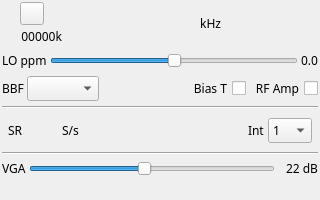
This is plugins/samplesink/hackrfoutput/hackrfoutputgui.ui in f4exb/sdrangel as Qt 5 draws it before an edit. The edited form follows.
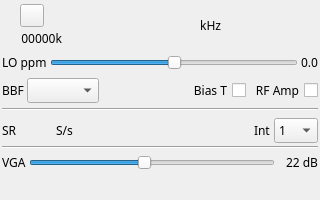
This is the edited form. Icons and pictures are not drawn. Custom widgets are drawn as their Qt base class.

The edit to the form file:
```diff
--- a/plugins/samplesink/hackrfoutput/hackrfoutputgui.ui
+++ b/plugins/samplesink/hackrfoutput/hackrfoutputgui.ui
@@ -49,6 +49,9 @@
    </property>
    <item>
     <layout class="QHBoxLayout" name="horizontalLayout_freq">
+     <property name="topMargin">
+      <number>2</number>
+     </property>
      <property name="bottomMargin">
       <number>2</number>
      </property>
@@ -127,7 +130,7 @@
        </property>
        <property name="font">
         <font>
-         <family>Monospace</family>
+         <family>DejaVu Sans Mono</family>
          <pointsize>20</pointsize>
         </font>
        </property>
@@ -285,17 +288,8 @@
    </item>
    <item>
     <layout class="QHBoxLayout" name="horizontalLayout">
-     <property name="leftMargin">
-      <number>6</number>
-     </property>
      <property name="topMargin">
-      <number>6</number>
-     </property>
-     <property name="rightMargin">
-      <number>6</number>
-     </property>
-     <property name="bottomMargin">
-      <number>6</number>
+      <number>4</number>
      </property>
      <item>
       <widget class="QLabel" name="sampleRateLabel">
@@ -326,7 +320,7 @@
        </property>
        <property name="font">
         <font>
-         <family>Monospace</family>
+         <family>DejaVu Sans Mono</family>
          <pointsize>12</pointsize>
         </font>
        </property>
```
Left out of the diff: 5 changed lines with no effect on the pictures.
